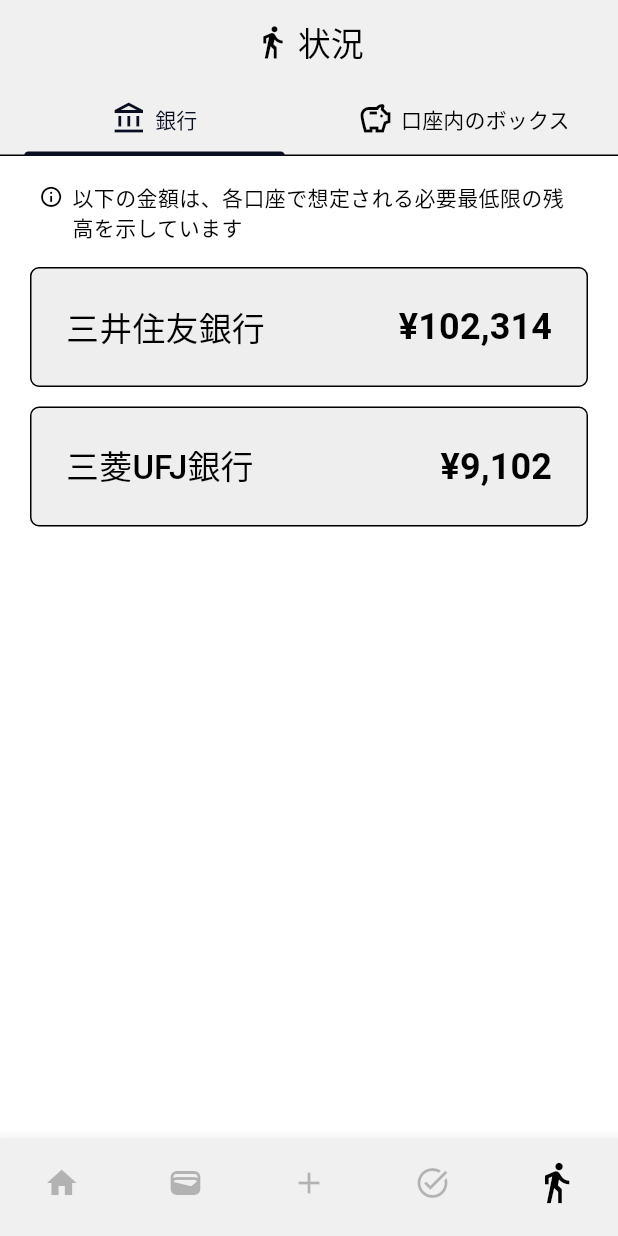
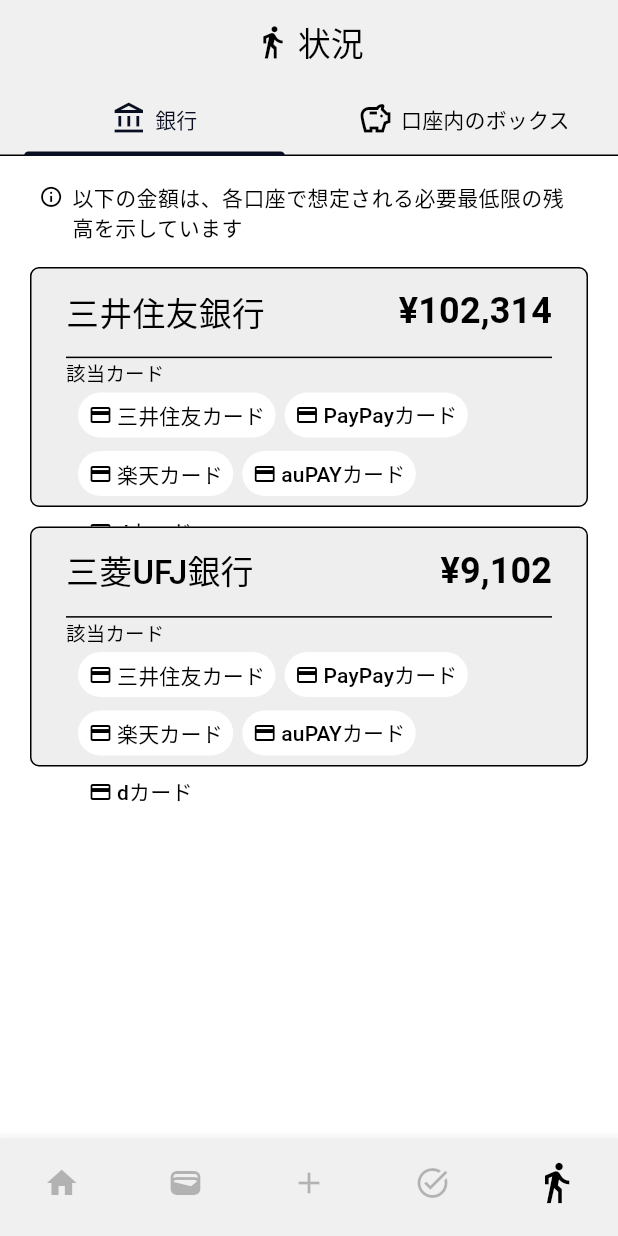
Before and after one commit to laughtaone/creeasy, a Flutter app: the screen it shows after launch, item 5 of the bottom bar chosen, on a phone screen of 412 x 824 dp. Run offline on Flutter 3.47's test engine with Material 3 defaults, Android fonts, the phone set to English and light mode, and no system bars; our stand-ins replace auto_size_text, font_awesome_flutter, settings_ui; Roboto replaces fonts that are missing (MPlus1p).

```diff
--- a/lib/card_manage/card_manage_card-tile.dart
+++ b/lib/card_manage/card_manage_card-tile.dart
@@ -64,7 +64,7 @@ class _CardManageCardTileState extends State<CardManageCardTile> {
                 color: (_debugBackColor) ?Colors.blue[100] :null,
                 child: Row(
                   mainAxisAlignment: MainAxisAlignment.spaceBetween,
-                  crossAxisAlignment: CrossAxisAlignment.center,        // これが効かない
+                  crossAxisAlignment: CrossAxisAlignment.center,
                   children: [
                     Flexible(
                       child: Text(
--- /dev/null
+++ b/lib/status/mini_card_comp.dart
@@ -0,0 +1,24 @@
+import 'package:flutter/material.dart';
+// import文：import 'package:creeasy/status/mini_card_comp.dart';
+
+
+Container cardIconNameComp(String recvCardName) {
+  return Container(
+    margin: const EdgeInsets.only(left: 3, right: 3, top: 3, bottom: 3),
+    padding: const EdgeInsets.fromLTRB(7, 3, 7, 3),
+    decoration: BoxDecoration(
+      color: Colors.white,
+      borderRadius: BorderRadius.circular(20),
+    ),
+    height: 30,
+    child: Row(
+      mainAxisSize: MainAxisSize.min,
+      mainAxisAlignment: MainAxisAlignment.center,
+      children: [
+        const Icon(Icons.credit_card, size: 16, color: Colors.black,),
+        const SizedBox(width: 3),
+        Text(recvCardName, style: const TextStyle(fontSize: 14, color: Colors.black),)
+      ],
+    ),
+  );
+}
--- a/lib/status/status.dart
+++ b/lib/status/status.dart
@@ -1,6 +1,6 @@
 import 'package:creeasy/COMMON_COMPS/mini_info/mini_info.dart';
 import 'package:flutter/material.dart';
-import 'package:creeasy/status/status_bank_tile_comps.dart';
+import 'package:creeasy/status/status_bank_tile_comp.dart';
 
 
 class StatusPage extends StatefulWidget {
@@ -137,6 +137,7 @@ class _StatusPageState extends State<StatusPage> with SingleTickerProviderStateM
                     return StatusBankTileComp(
                       bankName: _statusBankList[index][0],
                       bankBalance: _statusBankList[index][1],
+                      gaitoCard: ['三井住友カード', 'PayPayカード', '楽天カード', 'auPAYカード', 'dカード'],
                     );
                   }
                 )
--- /dev/null
+++ b/lib/status/status_bank_tile_comp.dart
@@ -0,0 +1,114 @@
+import 'package:flutter/material.dart';
+import 'package:intl/intl.dart';
+import 'package:creeasy/status/mini_card_comp.dart';
+// import文：import 'package:creeasy/status/status_bank_tile_comps.dart';
+
+
+
+
+class StatusBankTileComp extends StatelessWidget {
+  const StatusBankTileComp({super.key,
+    required this.bankName,
+    required this.bankBalance,
+    required this.gaitoCard
+  });
+
+  final String bankName;
+  final int bankBalance;
+  final List<String> gaitoCard;
+
+  @override
+  Widget build(BuildContext context) {
+    return Padding(
+      padding: const EdgeInsets.only(bottom: 13),
+      child: OutlinedButton(
+        onPressed: null,
+        style: OutlinedButton.styleFrom(
+          backgroundColor: const Color(0xffeeeeee),
+          side: const BorderSide(color: Colors.black, width: 1),
+          shape: RoundedRectangleBorder(
+            borderRadius: BorderRadius.circular(6),
+          ),
+          fixedSize: const Size.fromHeight(160)
+        ),
+        child: Column(
+          children: [
+            // --------------------------------------------- 上部分 ---------------------------------------------
+            Flexible(
+              flex: 3,
+              child: Row(
+                mainAxisAlignment: MainAxisAlignment.spaceBetween,
+                children: [
+                  Flexible(
+                    child: Column(
+                      mainAxisAlignment: MainAxisAlignment.center,
+                      crossAxisAlignment: CrossAxisAlignment.start,
+                      children: [
+                        Text(
+                          bankName,
+                          style: TextStyle(
+                            color: Colors.black,
+                            fontSize: (bankName.length<9) ?22 :18
+                          ),
+                          maxLines: 2,
+                          overflow: TextOverflow.ellipsis
+                        ),
+                      ],
+                    ),
+                  ),
+                  Text(
+                    formatYen(bankBalance),
+                    style: const TextStyle(color: Colors.black, fontSize: 24, fontWeight: FontWeight.w700),
+                  ),
+                ],
+              ),
+            ),
+            // -------------------------------------------------------------------------------------------------
+
+            const Divider(height: 2, color: Colors.black),
+
+            // --------------------------------------------- 下部分 ---------------------------------------------
+            Flexible(
+              flex: 5,
+              child: Column(
+                children: [
+                  const Flexible(
+                    flex: 1,
+                    child: Align(
+                      alignment: Alignment.centerLeft,
+                      child: Text('該当カード', style: TextStyle(fontSize: 13, color: Colors.black),)
+                    )
+                  ),
+                  Flexible(
+                    flex: 5,
+                    child: Padding(
+                      padding: const EdgeInsets.only(left: 5, right: 5, top: 3, bottom: 3),
+                      child: SizedBox(
+                        width: double.infinity,
+                        child: Wrap(
+                          // alignment: WrapAlignment.center,
+                          spacing: 0, // アイテム間の水平スペース
+                          runSpacing: 3.0, // アイテム間の垂直スペース
+                          children: gaitoCard.map((cardName) => cardIconNameComp(cardName)).toList(),
+                        ),
+                      ),
+                    ),
+                  )
+                ],
+              ),
+            )
+            // -------------------------------------------------------------------------------------------------
+          ],
+        ),
+      ),
+    );
+  }
+}
+
+
+
+// intを受け取り¥と,をつけて返す
+String formatYen(int amount) {
+  final formatter = NumberFormat('#,###', 'ja_JP');
+  return '¥${formatter.format(amount)}';
+}
--- a/lib/status/status_bank_tile_comps.dart
+++ /dev/null
@@ -1,67 +0,0 @@
-import 'package:flutter/material.dart';
-import 'package:intl/intl.dart';
-// import文：import 'package:creeasy/status/status_bank_tile_comps.dart';
-
-
-
-
-class StatusBankTileComp extends StatelessWidget {
-  const StatusBankTileComp({super.key,
-    required this.bankName,
-    required this.bankBalance,
-  });
-
-  final String bankName;
-  final int bankBalance;
-
-  @override
-  Widget build(BuildContext context) {
-    return Padding(
-      padding: const EdgeInsets.only(bottom: 13),
-      child: OutlinedButton(
-        onPressed: null,
-        style: OutlinedButton.styleFrom(
-          backgroundColor: const Color(0xffeeeeee),
-          side: const BorderSide(color: Colors.black, width: 1),
-          shape: RoundedRectangleBorder(
-            borderRadius: BorderRadius.circular(6),
-          ),
-          fixedSize: const Size.fromHeight(80)
-        ),
-        child: Row(
-          mainAxisAlignment: MainAxisAlignment.spaceBetween,
-          children: [
-            Expanded(
-              child: Column(
-                mainAxisAlignment: MainAxisAlignment.center,
-                crossAxisAlignment: CrossAxisAlignment.start,
-                children: [
-                  Text(
-                    bankName,
-                    style: TextStyle(
-                      color: Colors.black,
-                      fontSize: (bankName.length<9) ?22 :19
-                    ),
-                    overflow: TextOverflow.ellipsis
-                  ),
-                ],
-              ),
-            ),
-            Text(
-              formatYen(bankBalance),
-              style: const TextStyle(color: Colors.black, fontSize: 24, fontWeight: FontWeight.w700),
-            ),
-          ],
-        ),
-      ),
-    );
-  }
-}
-
-
-
-// intを受け取り¥と,をつけて返す
-String formatYen(int amount) {
-  final formatter = NumberFormat('#,###', 'ja_JP');
-  return '¥${formatter.format(amount)}';
-}
```
